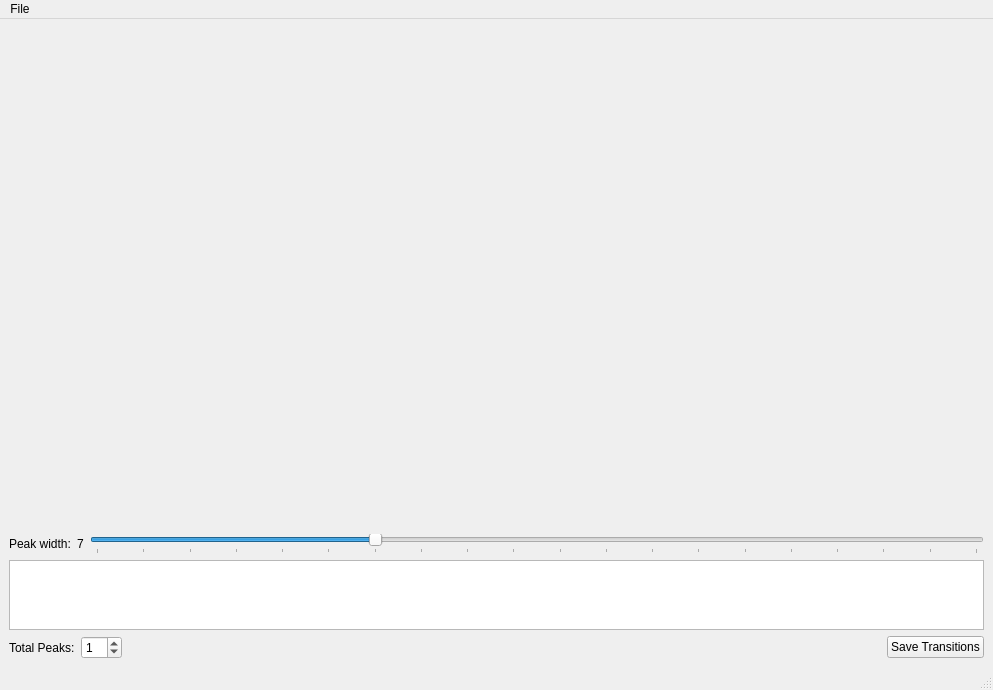
The window that ui/uvspectra.ui (eancedeg/UVSpectra) describes before a commit, drawn with Qt 5.
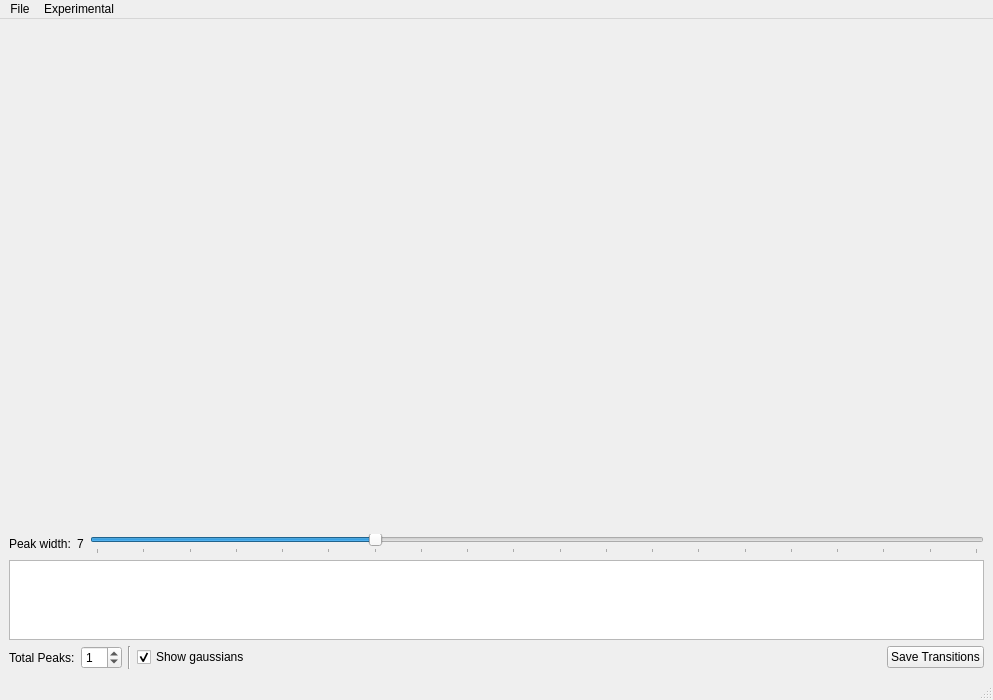
The same window after the commit.

What changed in the file:
```diff
--- a/ui/uvspectra.ui
+++ b/ui/uvspectra.ui
@@ -7,7 +7,7 @@
     <x>0</x>
     <y>0</y>
     <width>993</width>
-    <height>661</height>
+    <height>700</height>
    </rect>
   </property>
   <property name="windowTitle">
@@ -91,6 +91,23 @@
         </property>
        </widget>
       </item>
+      <item>
+       <widget class="Line" name="line">
+        <property name="orientation">
+         <enum>Qt::Vertical</enum>
+        </property>
+       </widget>
+      </item>
+      <item>
+       <widget class="QCheckBox" name="show_gaussian">
+        <property name="text">
+         <string>Show gaussians</string>
+        </property>
+        <property name="checked">
+         <bool>true</bool>
+        </property>
+       </widget>
+      </item>
       <item>
        <spacer name="horizontalSpacer">
         <property name="orientation">
@@ -132,7 +149,14 @@
     <addaction name="separator"/>
     <addaction name="actionClose"/>
    </widget>
+   <widget class="QMenu" name="menuExperimental">
+    <property name="title">
+     <string>Experimental</string>
+    </property>
+    <addaction name="add_experiment_data"/>
+   </widget>
    <addaction name="menuFile"/>
+   <addaction name="menuExperimental"/>
   </widget>
   <widget class="QStatusBar" name="statusbar"/>
   <action name="actionOpen_Output">
```
Left out of the diff: 5 changed lines with no effect on the pictures.
